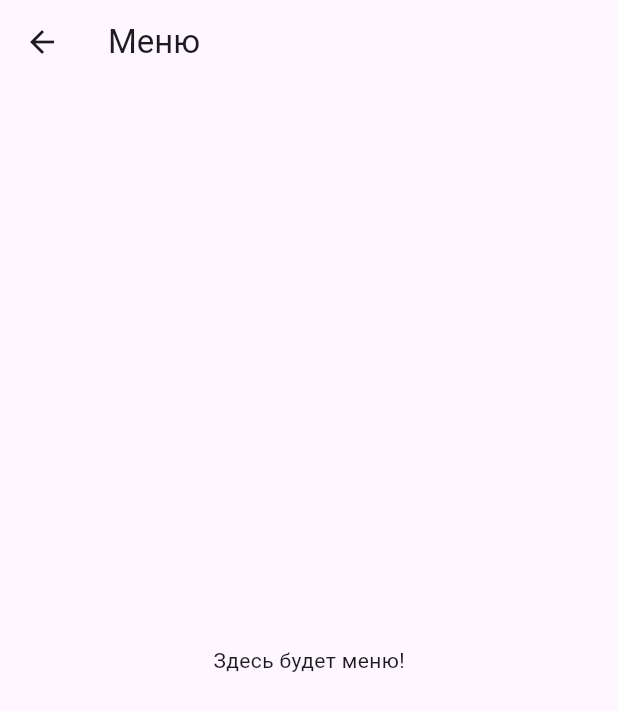
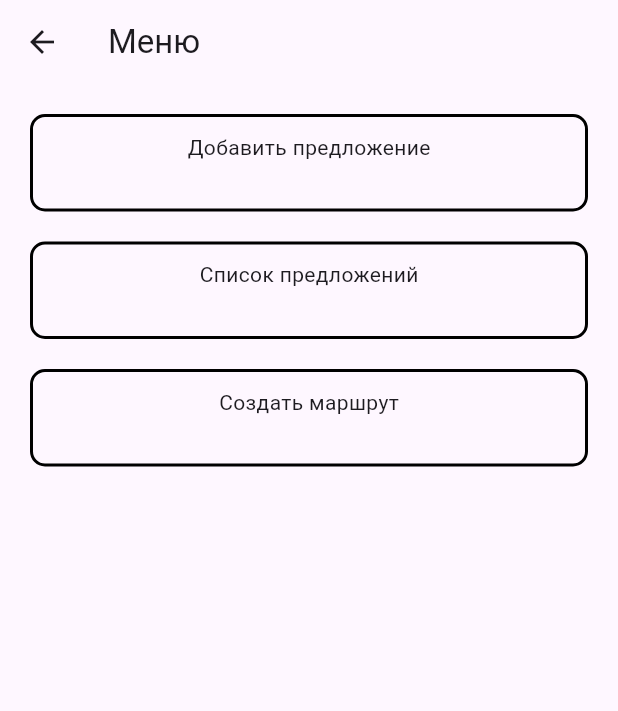
Before and after one commit to AlexeyTolstov/maps_application, a Flutter app: the MenuPage screen opened by its route, on a phone screen of 412 x 824 dp. Shown: the top 711 px of the screen. Run offline on Flutter 3.47's test engine with Material 3 defaults, Android fonts, the light colour scheme and no system bars; our stand-ins replace geolocator, google_maps_flutter, hive_flutter; accounts and stored records are empty.

Commit message:
Create menu with additing suggestion, list suggestion

```diff
--- a/lib/main.dart
+++ b/lib/main.dart
@@ -6,7 +6,7 @@ void main() async {
   WidgetsFlutterBinding.ensureInitialized();
   await HiveService.init();
 
-  // HiveService.deleteUser();
+  HiveService.deleteUser();
 
   runApp(const MyApp());
 }
--- a/lib/my_app.dart
+++ b/lib/my_app.dart
@@ -1,9 +1,12 @@
 import 'package:flutter/material.dart';
 import 'package:maps_application/file_storage.dart';
+import 'package:maps_application/pages/add_route_page.dart';
+import 'package:maps_application/pages/add_suggestion_page.dart';
 import 'package:maps_application/pages/auth/signin_gosuslugi.dart';
 import 'package:maps_application/pages/auth/signin_ok_page.dart';
 import 'package:maps_application/pages/auth/signin_page.dart';
 import 'package:maps_application/pages/auth/signin_vk_page.dart';
+import 'package:maps_application/pages/list_suggestion_page.dart';
 import 'package:maps_application/pages/main_page.dart';
 import 'package:maps_application/pages/auth/signup_page.dart';
 import 'package:maps_application/pages/menu_page.dart';
@@ -29,6 +32,9 @@ class MyApp extends StatelessWidget {
         '/sign-up': (context) => const SignUpPage(),
         '/main_page': (context) => const MainPage(),
         '/menu': (context) => const MenuPage(),
+        '/add_suggestion': (context) => const AddSuggestionPage(),
+        '/list_suggestion': (context) => const ListSuggestionPage(),
+        '/add_route': (context) => const AddRoutePage(),
       },
     );
   }
--- a/lib/pages/main_page.dart
+++ b/lib/pages/main_page.dart
@@ -5,7 +5,7 @@ import 'package:maps_application/api_client.dart';
 import 'package:maps_application/data/suggestion.dart';
 import 'package:maps_application/widgets/tutorial.dart';
 
-int myUserId = 1;
+int myUserId = 0;
 
 class MainPage extends StatefulWidget {
   const MainPage({super.key});
--- a/lib/pages/menu_page.dart
+++ b/lib/pages/menu_page.dart
@@ -1,4 +1,5 @@
 import 'package:flutter/material.dart';
+import 'package:maps_application/widgets/menu_item.dart';
 
 class MenuPage extends StatefulWidget {
   const MenuPage({super.key});
@@ -15,7 +16,28 @@ class _MenuPageState extends State<MenuPage> {
         title: Text("Меню"),
       ),
       body: Center(
-        child: Text("Здесь будет меню!"),
+        child: ListView(
+          padding: EdgeInsets.all(20),
+          children: [
+            MenuItem(
+              title: "Добавить предложение",
+              description: "",
+              onTap: () => Navigator.pushNamed(context, '/add_suggestion'),
+            ),
+            SizedBox(height: 20),
+            MenuItem(
+              title: "Список предложений",
+              description: "",
+              onTap: () => Navigator.pushNamed(context, '/list_suggestion'),
+            ),
+            SizedBox(height: 20),
+            MenuItem(
+              title: "Создать маршрут",
+              description: "",
+              onTap: () => Navigator.pushNamed(context, '/add_route'),
+            ),
+          ],
+        ),
       ),
     );
   }
--- /dev/null
+++ b/lib/widgets/menu_item.dart
@@ -0,0 +1,39 @@
+import 'package:flutter/material.dart';
+
+class MenuItem extends StatelessWidget {
+  final String title;
+  final String description;
+  final VoidCallback onTap;
+
+  const MenuItem({
+    super.key,
+    required this.title,
+    required this.description,
+    required this.onTap,
+  });
+
+  @override
+  Widget build(BuildContext context) {
+    return GestureDetector(
+      onTap: onTap,
+      child: Container(
+        decoration: BoxDecoration(
+          border: Border.all(
+            color: Colors.black,
+            width: 2,
+          ),
+          borderRadius: BorderRadius.circular(10),
+        ),
+        child: Padding(
+          padding: const EdgeInsets.all(10),
+          child: Column(
+            children: [
+              Text(title),
+              Text(description),
+            ],
+          ),
+        ),
+      ),
+    );
+  }
+}
--- a/lib/widgets/tutorial.dart
+++ b/lib/widgets/tutorial.dart
@@ -16,7 +16,7 @@ class Tutorial {
       title: "Добро пожаловать!",
       content: "Хотите пройти небольшое обучение по использованию приложения?",
       actions: [
-        _dialogButton("Нет, я все знаю", () => Navigator.pop(context)),
+        _dialogButton("Нет, я все знаю", () {}),
         _dialogButton("Да", () {
           _showStep(0);
         }),
```
Also changed, not shown: lib/pages/add_route_page.dart (added, +25 -0 lines), lib/pages/add_suggestion_page.dart (added, +97 -0 lines), lib/pages/list_suggestion_page.dart (added, +35 -0 lines), lib/widgets/suggestion_item.dart (added, +39 -0 lines).
